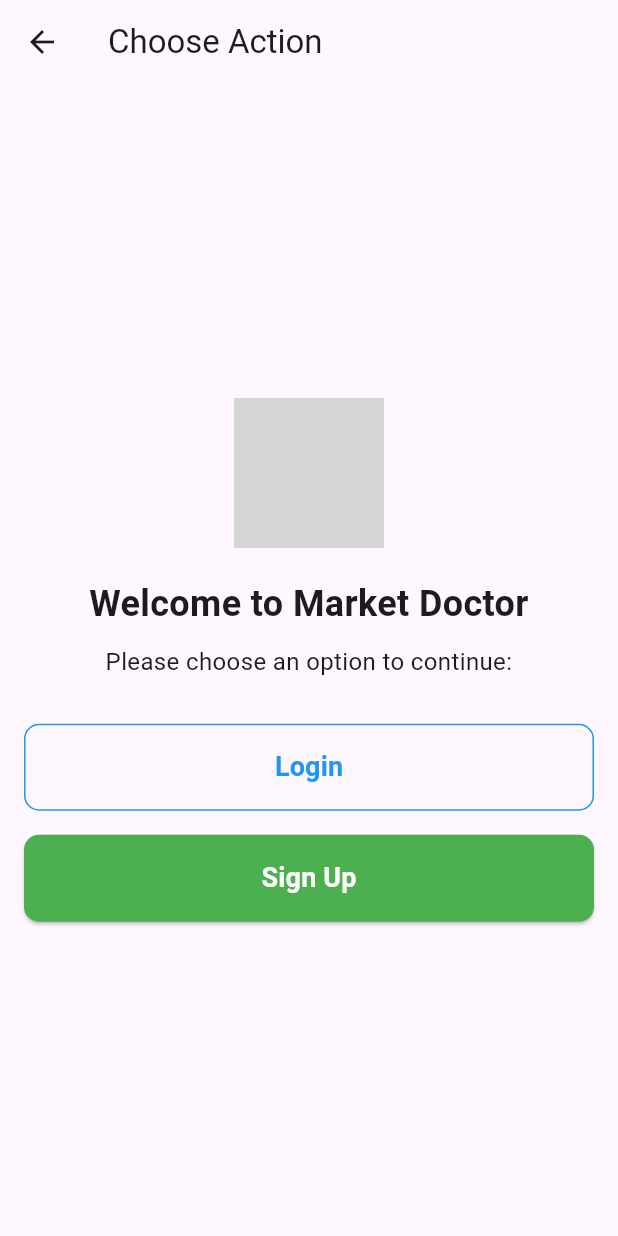
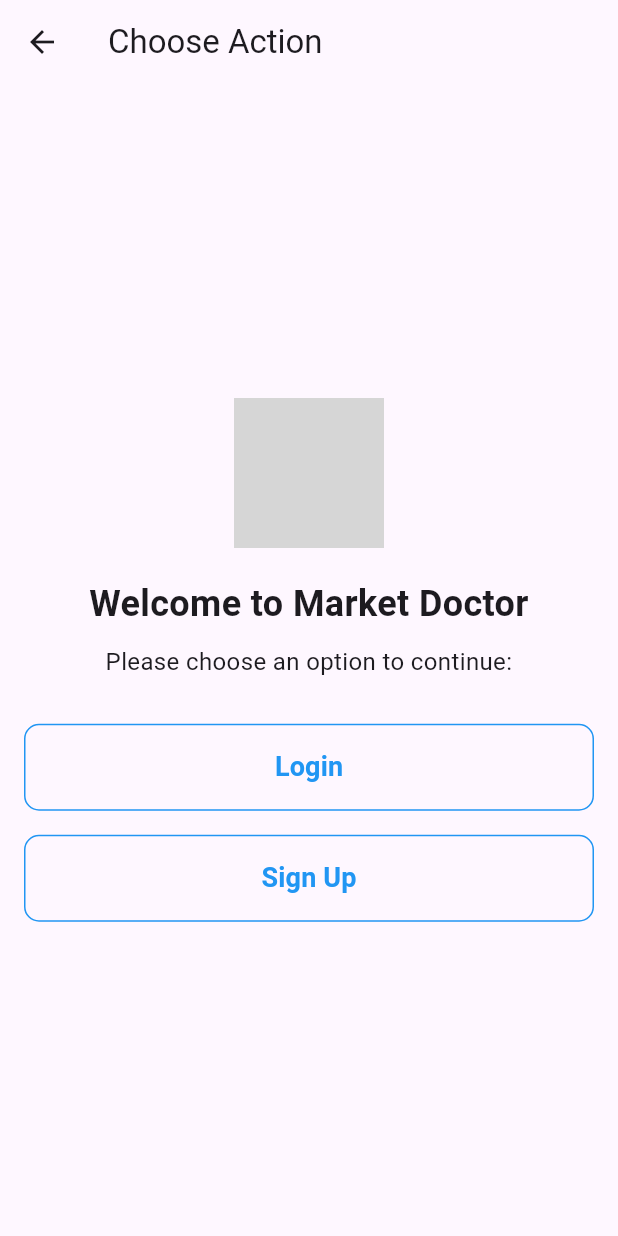
Before and after one commit to Projectsrunit/MarketDoctors, a Flutter app: the ChooseActionPage screen opened directly, on a phone screen of 412 x 824 dp. Run offline on Flutter 3.47's test engine with Material 3 defaults, Android fonts, the phone set to English and light mode, and no system bars; our stand-ins replace country_code_picker, file_picker; network calls fail; grey boxes are pictures that could not be loaded.

Commit message:
Feature: Make Buttons Outlined

```diff
--- a/lib/pages/choose_action.dart
+++ b/lib/pages/choose_action.dart
@@ -74,13 +74,17 @@ class ChooseActionPage extends StatelessWidget {
             const SizedBox(height: 16),
 
             // Signup Button (ElevatedButton)
-            ElevatedButton(
+            OutlinedButton(
               onPressed: () {
-                // Navigate to Signup Page
+                Navigator.of(context).push(
+                  MaterialPageRoute(
+                    builder: (context) => const ChooseUserTypePage(),
+                  ),
+                );
               },
-              style: ElevatedButton.styleFrom(
+              style: OutlinedButton.styleFrom(
                 padding: const EdgeInsets.symmetric(vertical: 16),
-                backgroundColor: Colors.green, // Button color
+                side: const BorderSide(color: Colors.blue),
                 shape: RoundedRectangleBorder(
                   borderRadius: BorderRadius.circular(10),
                 ),
@@ -90,7 +94,7 @@ class ChooseActionPage extends StatelessWidget {
                   'Sign Up',
                   style: TextStyle(
                     fontSize: 18,
-                    color: Colors.white,
+                    color: Colors.blue,
                     fontWeight: FontWeight.bold,
                   ),
                 ),
```
